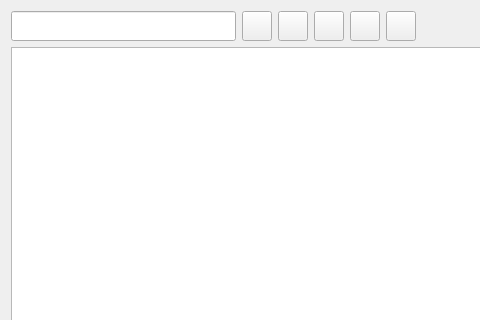
Qt form ui/vault/vault_view.ui (inkgnt/Cryptile) before a commit; both pictures show x 0 to 480 and y 0 to 320 of the 800 by 600 pixel window.
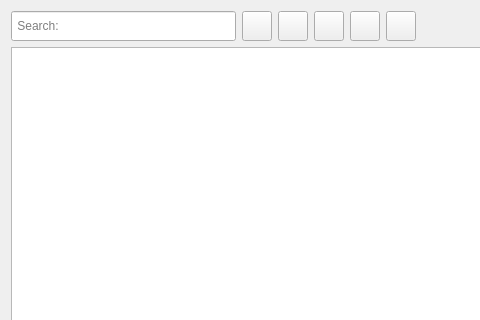
The same form after that commit.

Commit message: Add new icon, move placeholder property to .ui file

```diff
--- a/ui/vault/vault_view.ui
+++ b/ui/vault/vault_view.ui
@@ -239,6 +239,9 @@
        <height>30</height>
       </size>
      </property>
+     <property name="placeholderText">
+      <string> Search:</string>
+     </property>
     </widget>
    </item>
   </layout>
```
The commit also changes 4 other files.
